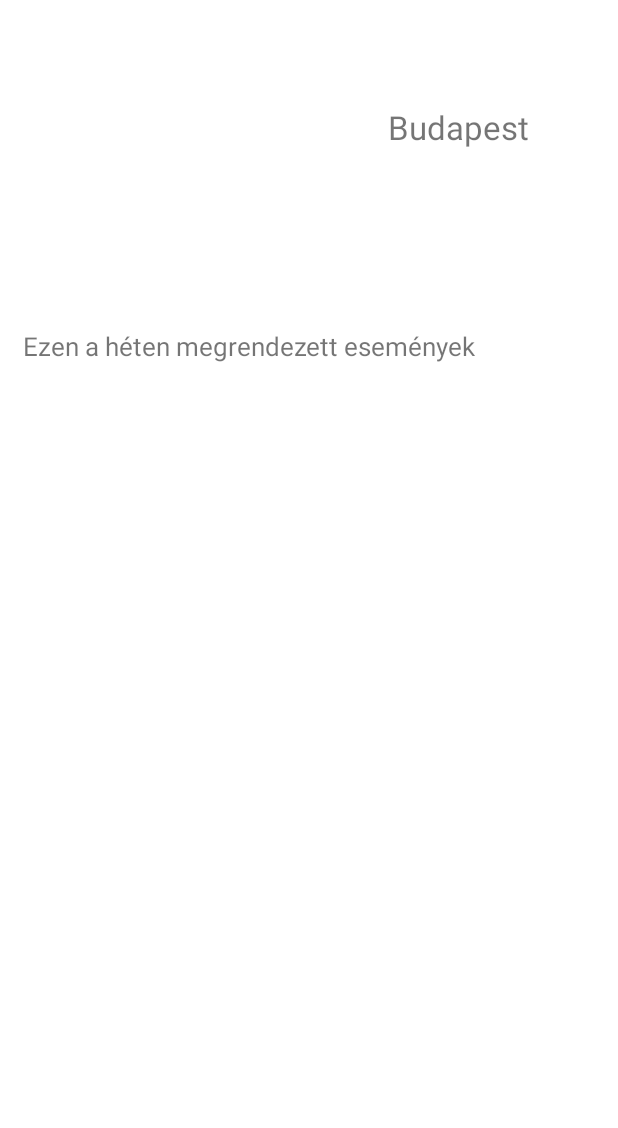
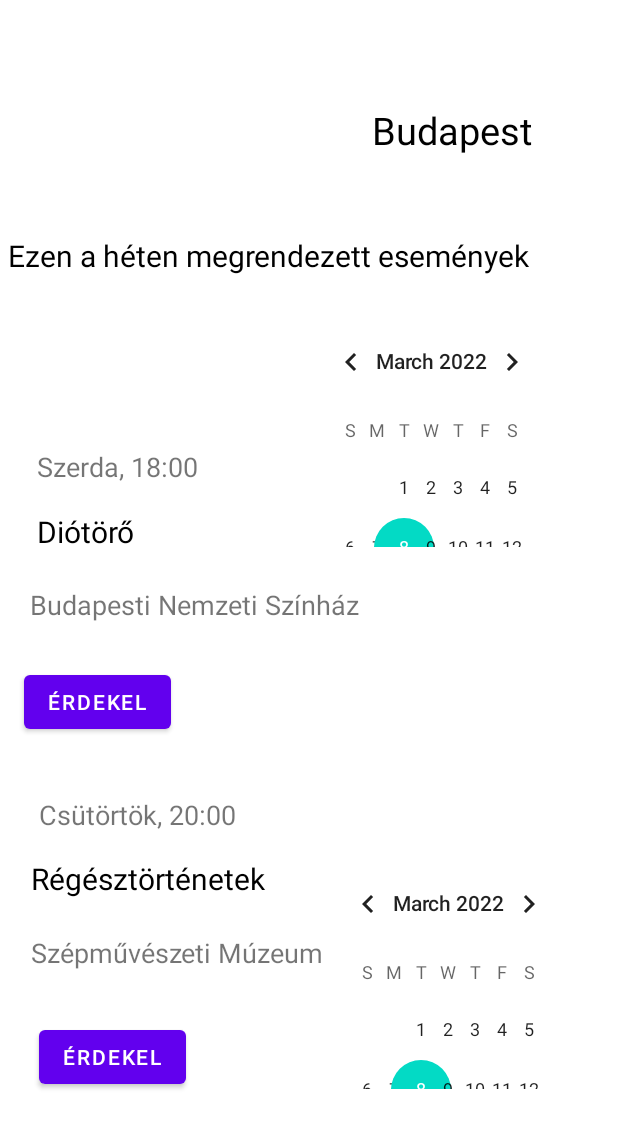
Before and after one commit to racz-nikoletta/rendezvenykereso, an Android app: the layout activity_budapest_events.xml on its own in the app's theme, with its tools: preview values and no code run, on a phone screen of 412 x 824 dp. Shown: the top 1128 px of the screen. Run offline under Robolectric (Android 15) with nearby library versions, the phone set to English and light mode, and no system bars.

Commit message:
Budapest események xml készítése

```diff
--- a/app/src/main/res/layout/activity_budapest_events.xml
+++ b/app/src/main/res/layout/activity_budapest_events.xml
@@ -9,8 +9,9 @@
         android:id="@+id/budapestTextView"
         android:layout_width="wrap_content"
         android:layout_height="wrap_content"
-        android:text="Budapest"
-        android:textSize="22sp"
+        android:text="@string/budapest"
+        android:textColor="@color/black"
+        android:textSize="25sp"
         app:layout_constraintBottom_toBottomOf="parent"
         app:layout_constraintEnd_toEndOf="parent"
         app:layout_constraintHorizontal_bias="0.813"
@@ -22,12 +23,140 @@
         android:id="@+id/textView2"
         android:layout_width="wrap_content"
         android:layout_height="wrap_content"
-        android:text="Ezen a héten megrendezett események"
-        android:textSize="17sp"
+        android:text="@string/ezen_a_h_ten_megrendezett_esem_nyek"
+        android:textColor="@color/black"
+        android:textSize="20sp"
         app:layout_constraintBottom_toBottomOf="parent"
         app:layout_constraintEnd_toEndOf="parent"
-        app:layout_constraintHorizontal_bias="0.138"
+        app:layout_constraintHorizontal_bias="0.08"
         app:layout_constraintStart_toStartOf="parent"
         app:layout_constraintTop_toTopOf="parent"
-        app:layout_constraintVertical_bias="0.273" />
+        app:layout_constraintVertical_bias="0.197" />
+
+    <Button
+        android:id="@+id/button"
+        android:layout_width="wrap_content"
+        android:layout_height="wrap_content"
+        android:text="Érdekel"
+        app:layout_constraintBottom_toBottomOf="parent"
+        app:layout_constraintEnd_toEndOf="parent"
+        app:layout_constraintHorizontal_bias="0.051"
+        app:layout_constraintStart_toStartOf="parent"
+        app:layout_constraintTop_toTopOf="parent"
+        app:layout_constraintVertical_bias="0.572" />
+
+    <TextView
+        android:id="@+id/textView9"
+        android:layout_width="wrap_content"
+        android:layout_height="wrap_content"
+        android:text="Szerda, 18:00"
+        android:textSize="18sp"
+        app:layout_constraintBottom_toBottomOf="parent"
+        app:layout_constraintEnd_toEndOf="parent"
+        app:layout_constraintHorizontal_bias="0.082"
+        app:layout_constraintStart_toStartOf="parent"
+        app:layout_constraintTop_toTopOf="parent"
+        app:layout_constraintVertical_bias="0.374" />
+
+    <TextView
+        android:id="@+id/textView11"
+        android:layout_width="wrap_content"
+        android:layout_height="wrap_content"
+        android:text="Budapesti Nemzeti Színház"
+        android:textSize="18sp"
+        app:layout_constraintBottom_toBottomOf="parent"
+        app:layout_constraintEnd_toEndOf="parent"
+        app:layout_constraintHorizontal_bias="0.103"
+        app:layout_constraintStart_toStartOf="parent"
+        app:layout_constraintTop_toTopOf="parent"
+        app:layout_constraintVertical_bias="0.489" />
+
+    <TextView
+        android:id="@+id/textView10"
+        android:layout_width="wrap_content"
+        android:layout_height="wrap_content"
+        android:text="Diótörő"
+        android:textColor="@color/black"
+        android:textSize="20sp"
+        app:layout_constraintBottom_toBottomOf="parent"
+        app:layout_constraintEnd_toEndOf="parent"
+        app:layout_constraintHorizontal_bias="0.072"
+        app:layout_constraintStart_toStartOf="parent"
+        app:layout_constraintTop_toTopOf="parent"
+        app:layout_constraintVertical_bias="0.428" />
+
+    <Button
+        android:id="@+id/button2"
+        android:layout_width="wrap_content"
+        android:layout_height="wrap_content"
+        android:text="Érdekel"
+        app:layout_constraintBottom_toBottomOf="parent"
+        app:layout_constraintEnd_toEndOf="parent"
+        app:layout_constraintHorizontal_bias="0.083"
+        app:layout_constraintStart_toStartOf="parent"
+        app:layout_constraintTop_toTopOf="parent"
+        app:layout_constraintVertical_bias="0.877" />
+
+    <TextView
+        android:id="@+id/textView12"
+        android:layout_width="wrap_content"
+        android:layout_height="wrap_content"
+        android:text="Régésztörténetek"
+        android:textColor="@color/black"
+        android:textSize="20sp"
+        app:layout_constraintBottom_toBottomOf="parent"
+        app:layout_constraintEnd_toEndOf="parent"
+        app:layout_constraintHorizontal_bias="0.081"
+        app:layout_constraintStart_toStartOf="parent"
+        app:layout_constraintTop_toTopOf="parent"
+        app:layout_constraintVertical_bias="0.718" />
+
+    <TextView
+        android:id="@+id/textView13"
+        android:layout_width="wrap_content"
+        android:layout_height="wrap_content"
+        android:text="Csütörtök, 20:00"
+        android:textSize="18sp"
+        app:layout_constraintBottom_toBottomOf="parent"
+        app:layout_constraintEnd_toEndOf="parent"
+        app:layout_constraintHorizontal_bias="0.092"
+        app:layout_constraintStart_toStartOf="parent"
+        app:layout_constraintTop_toTopOf="parent"
+        app:layout_constraintVertical_bias="0.664" />
+
+    <TextView
+        android:id="@+id/textView14"
+        android:layout_width="wrap_content"
+        android:layout_height="wrap_content"
+        android:text="Szépművészeti Múzeum"
+        android:textSize="18sp"
+        app:layout_constraintBottom_toBottomOf="parent"
+        app:layout_constraintEnd_toEndOf="parent"
+        app:layout_constraintHorizontal_bias="0.096"
+        app:layout_constraintStart_toStartOf="parent"
+        app:layout_constraintTop_toTopOf="parent"
+        app:layout_constraintVertical_bias="0.779" />
+
+    <CalendarView
+        android:id="@+id/calendarView4"
+        android:layout_width="166dp"
+        android:layout_height="157dp"
+        app:layout_constraintBottom_toBottomOf="parent"
+        app:layout_constraintEnd_toEndOf="parent"
+        app:layout_constraintHorizontal_bias="0.877"
+        app:layout_constraintStart_toStartOf="parent"
+        app:layout_constraintTop_toTopOf="parent"
+        app:layout_constraintVertical_bias="0.853" />
+
+    <CalendarView
+        android:id="@+id/calendarView5"
+        android:layout_width="166dp"
+        android:layout_height="157dp"
+        app:layout_constraintBottom_toBottomOf="parent"
+        app:layout_constraintEnd_toEndOf="parent"
+        app:layout_constraintHorizontal_bias="0.832"
+        app:layout_constraintStart_toStartOf="parent"
+        app:layout_constraintTop_toTopOf="parent"
+        app:layout_constraintVertical_bias="0.311" />
+
 </androidx.constraintlayout.widget.ConstraintLayout>
--- a/app/src/main/res/values/strings.xml
+++ b/app/src/main/res/values/strings.xml
@@ -8,4 +8,6 @@
     <string name="login_here">Bejelentkezés</string>
     <string name="login">Bejelentkezés</string>
     <string name="register_here">Regisztráció</string>
+    <string name="ezen_a_h_ten_megrendezett_esem_nyek">Ezen a héten megrendezett események</string>
+    <string name="budapest">Budapest</string>
 </resources>
```
